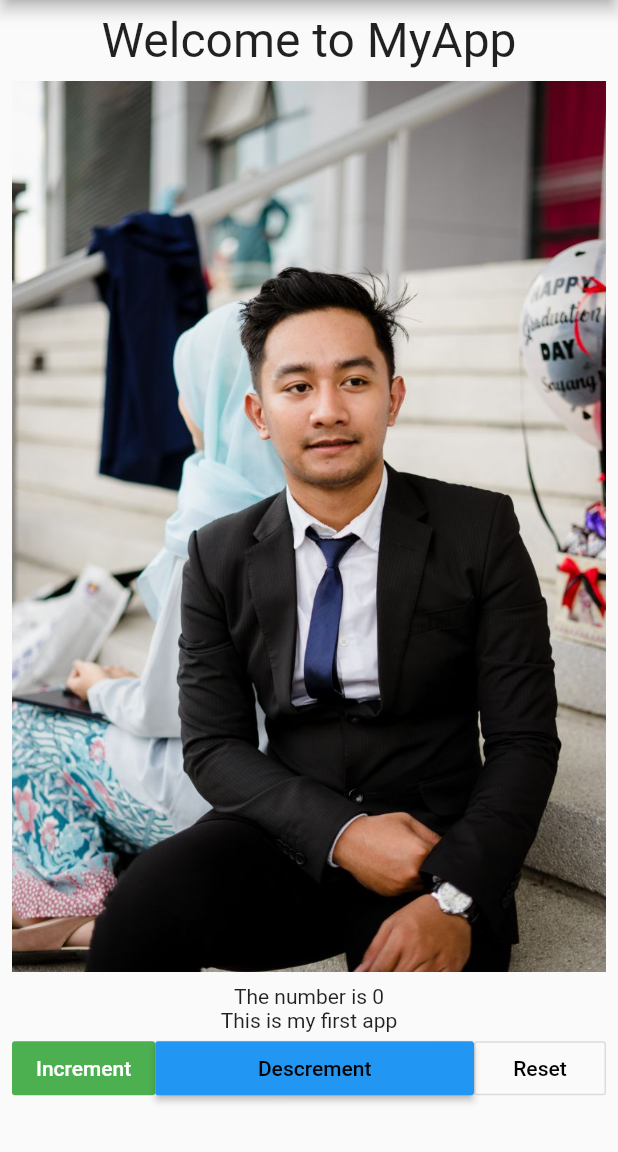
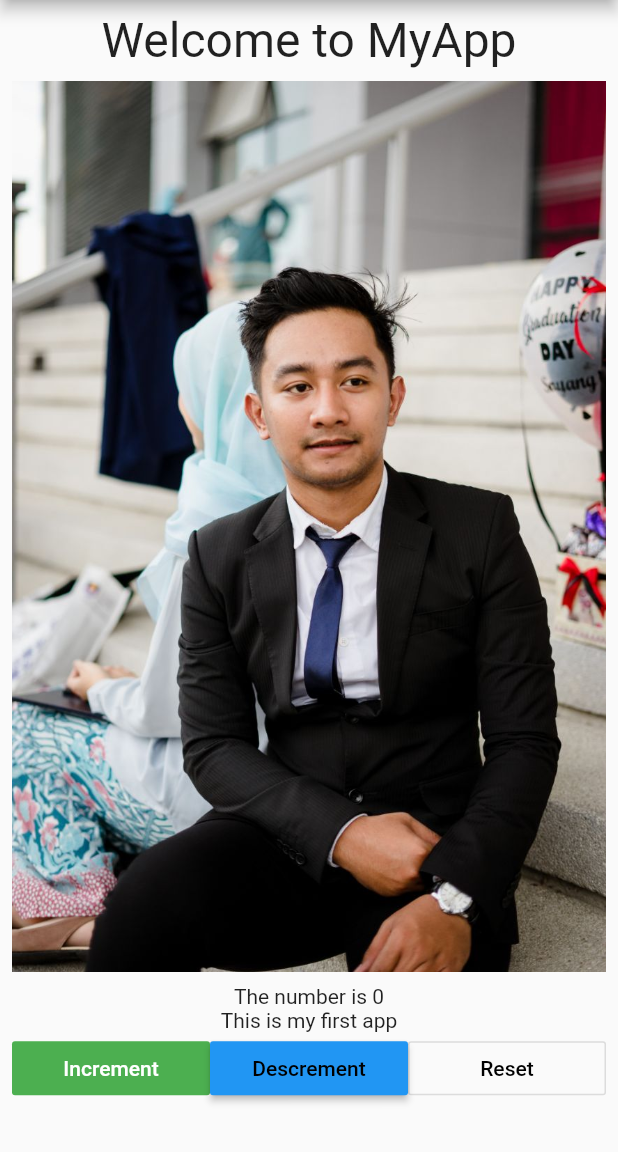
Before and after one commit to samtarmizi/flutter-day1, a Flutter app: the screen it shows after launch, on a phone screen of 412 x 824 dp, the part 84-1236 px from its top. Run offline on Flutter 3.47's test engine with Material 2 defaults, Android fonts, the phone set to English and light mode, and no system bars; our stand-ins replace toast.

Commit message:
use expanded on all buttons

```diff
--- a/lib/main.dart
+++ b/lib/main.dart
@@ -45,7 +45,8 @@ class _HelloWorldPageState extends State<HelloWorldPage> {
                 Text("This is my first app"),
                 Row(
                   children: <Widget>[
-                    FlatButton(
+                    Expanded(
+                        child: FlatButton(
                       child: Text("Increment"),
                       color: Colors.green,
                       textColor: Colors.white,
@@ -54,7 +55,7 @@ class _HelloWorldPageState extends State<HelloWorldPage> {
                           number++;
                         });
                       },
-                    ),
+                    )),
                     Expanded(
                       child: RaisedButton(
                           child: Text("Descrement"),
@@ -72,7 +73,8 @@ class _HelloWorldPageState extends State<HelloWorldPage> {
                             });
                           }),
                     ),
-                    OutlineButton(
+                    Expanded(
+                        child: OutlineButton(
                       child: Text("Reset"),
                       color: Colors.blue,
                       textColor: Colors.black,
@@ -81,7 +83,7 @@ class _HelloWorldPageState extends State<HelloWorldPage> {
                           number = 0;
                         });
                       },
-                    )
+                    ))
                   ],
                 )
               ])))),
```
